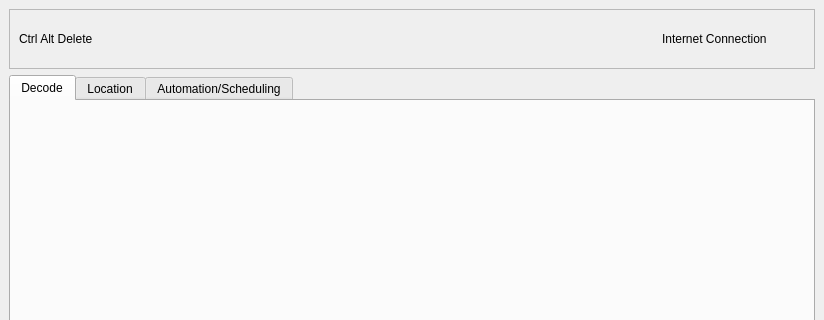
Before: the Qt Designer form Senior-Design/mainwindow.ui in JamesOstrowski21/Senior_Design-, drawn with Qt 5; both pictures show x 0 to 824 and y 0 to 320 of the 824 by 611 pixel window.
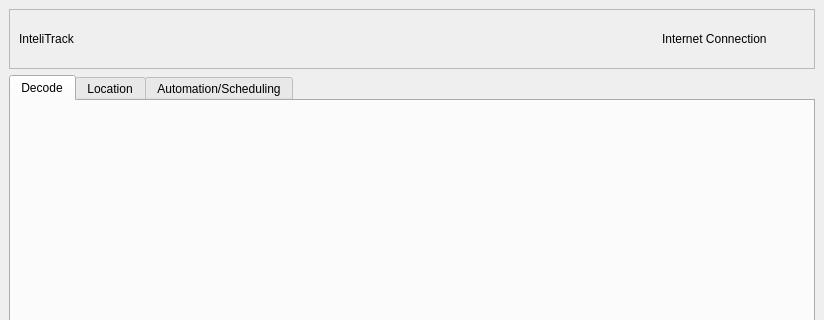
After: the same form once the commit is applied.

Patch:
```diff
--- a/Senior-Design/mainwindow.ui
+++ b/Senior-Design/mainwindow.ui
@@ -41,7 +41,7 @@
             </size>
            </property>
            <property name="text">
-            <string>Ctrl Alt Delete</string>
+            <string>InteliTrack</string>
            </property>
           </widget>
          </item>
```
